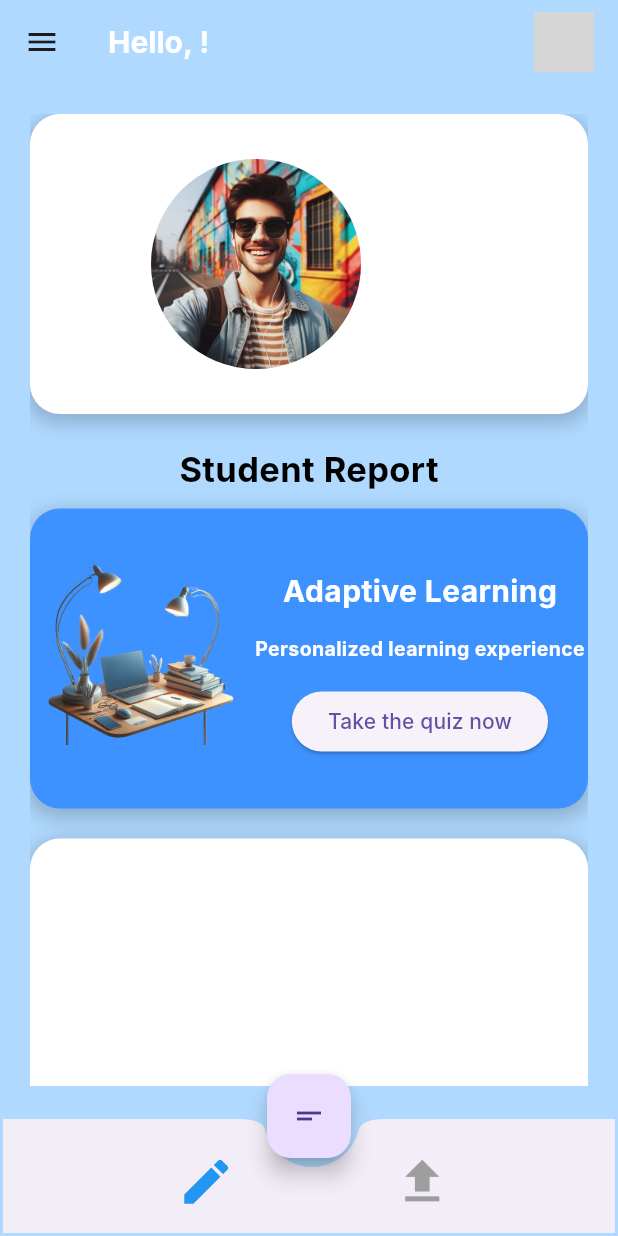
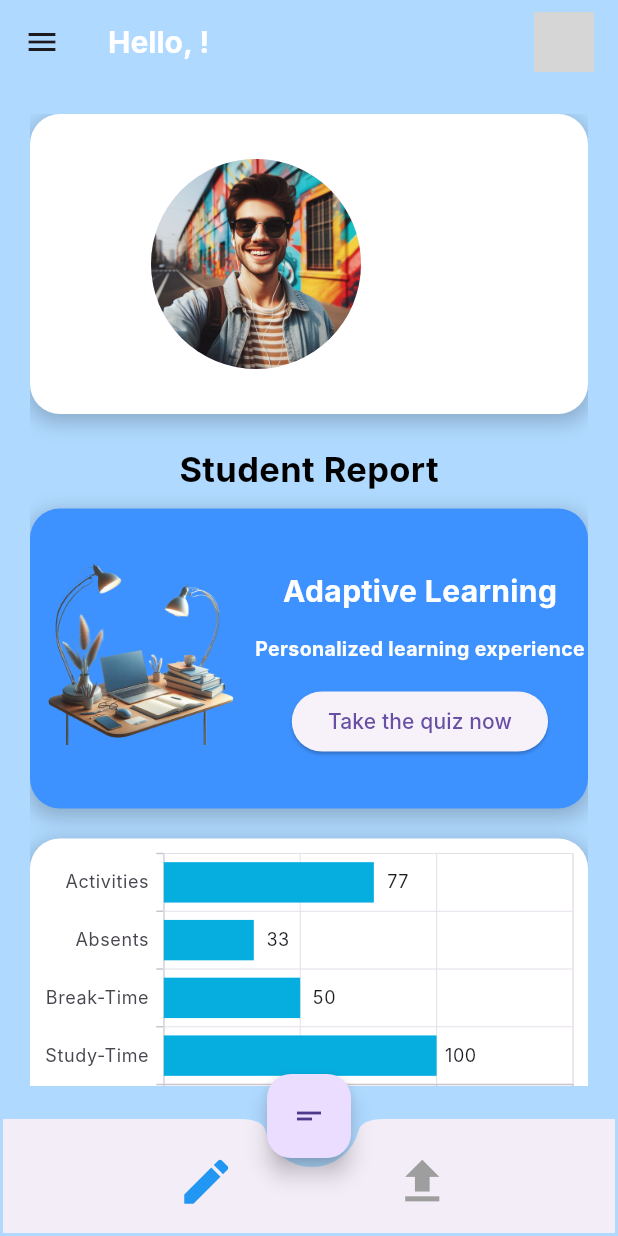
Before and after one commit to rushabhkhandhar/Devopia-Overloadoblivion, a Flutter app: the StudentHomepage screen opened directly, on a phone screen of 412 x 824 dp. Run offline on Flutter 3.47's test engine with Material 3 defaults, Android fonts, the phone set to English and light mode, and no system bars; our stand-ins replace animated_splash_screen, cloud_firestore, dash_chat_2, dio, file_picker, firebase_auth and 4 more; accounts and stored records are empty; network calls fail; Roboto replaces fonts that are missing (Inter); grey boxes are pictures that could not be loaded.

Commit message:
Updating homepage

```diff
--- a/lib/screens/adaptive_learning.dart
+++ b/lib/screens/adaptive_learning.dart
@@ -4,12 +4,6 @@ class Question {
   final List<String> incorrectAnswers;
 
   Question(this.question, this.correctAnswer, this.incorrectAnswers);
-}
-
-enum QuestionDifficulty {
-  EASY,
-  MEDIUM,
-  HARD,
 }
 
 class QuestionManager {
@@ -20,20 +14,13 @@ class QuestionManager {
   int correctStreak = 0;
   int numCorrectAnswers = 0;
   int numIncorrectAnswers = 0;
+  int currentQuestionIndex = 0;
 
   QuestionManager(this.easyQuestions, this.mediumQuestions, this.hardQuestions);
 
-  Question getNextQuestion() {
-    if (correctStreak >= 3) {
-      increaseDifficulty();
-    } else if (correctStreak < 0) {
-      decreaseDifficulty();
-    }
-    correctStreak = 0; // Reset streak after each question
-
+  Question getCurrentQuestion() {
     final questions = getQuestionsForDifficulty(currentDifficulty);
-    final questionMap = questions['questions'][0].removeAt(0);
-
+    final questionMap = questions['questions'][0][currentQuestionIndex];
     return Question(
       questionMap['question'],
       questionMap['correct_answer'],
@@ -41,8 +28,20 @@ class QuestionManager {
     );
   }
 
-  Map<String, dynamic> getQuestionsForDifficulty(
-      QuestionDifficulty difficulty) {
+  void getNextQuestion() {
+    currentQuestionIndex++;
+    if (currentQuestionIndex >= getQuestionsForDifficulty(currentDifficulty)['questions'][0].length) {
+      currentQuestionIndex = 0;
+      if (correctStreak >= 3) {
+        increaseDifficulty();
+      } else if (correctStreak < 0) {
+        decreaseDifficulty();
+      }
+      correctStreak = 0;
+    }
+  }
+
+  Map<String, dynamic> getQuestionsForDifficulty(QuestionDifficulty difficulty) {
     switch (difficulty) {
       case QuestionDifficulty.EASY:
         return easyQuestions;
@@ -53,6 +52,12 @@ class QuestionManager {
       default:
         throw Exception('Invalid difficulty level');
     }
+  }
+
+  int getTotalQuestions() {
+    return easyQuestions['questions'][0].length +
+        mediumQuestions['questions'][0].length +
+        hardQuestions['questions'][0].length;
   }
 
   void increaseDifficulty() {
@@ -79,3 +84,5 @@ class QuestionManager {
     numIncorrectAnswers++;
   }
 }
+
+enum QuestionDifficulty { EASY, MEDIUM, HARD, }
--- a/lib/screens/student_homepage.dart
+++ b/lib/screens/student_homepage.dart
@@ -10,6 +10,7 @@ import 'package:devopia_overload_oblivion/screens/adaptive_learning.dart';
 import 'package:devopia_overload_oblivion/screens/assignments.dart';
 import 'package:devopia_overload_oblivion/screens/results.dart';
 import 'package:devopia_overload_oblivion/screens/short_answer_screen.dart';
+import 'package:devopia_overload_oblivion/screens/student_home2.dart';
 import 'package:firebase_auth/firebase_auth.dart';
 import 'package:firebase_core/firebase_core.dart';
 import 'package:flutter/material.dart';
@@ -19,6 +20,8 @@ import 'package:devopia_overload_oblivion/screens/quiz_play.dart';
 import 'package:devopia_overload_oblivion/screens/user_type_selec.dart';
 import 'package:provider/provider.dart';
 import 'package:syncfusion_flutter_charts/charts.dart';
+
+
 
 class StudentHomepage extends StatefulWidget {
   const StudentHomepage({super.key});
@@ -52,6 +55,28 @@ class _StudentHomepageState extends State<StudentHomepage> {
       85,
     ),
   ];
+  final List<ChartData> chartData2 = [
+    ChartData('Study-Time', 100),
+    ChartData(
+      'Break-Time',
+      50,
+    ),
+    ChartData(
+      'Absents',
+      33,
+    ),
+    ChartData(
+      'Activities',
+      77,
+    ),
+  ];
+
+List<ChartData> _chartData2 = [
+  ChartData('Jan', 30),
+  ChartData('Feb', 40),
+  ChartData('Mar', 25),
+  ChartData('Apr', 50),
+];
 
   Widget quizList() {
     return SingleChildScrollView(
@@ -253,6 +278,34 @@ class _StudentHomepageState extends State<StudentHomepage> {
               height: 2,
             ),
             ListTile(
+            onTap:(){
+              Navigator.push(context, MaterialPageRoute(builder: (context)=>StudentHomepage()));
+            },
+            selectedColor: Theme.of(context).primaryColor,
+            selected: true,
+            contentPadding: const EdgeInsets.symmetric(horizontal: 20, vertical: 5),
+            leading: const Icon(Icons.group),
+            title: const Text("Dashboard",style:TextStyle(color: Colors.black)),
+
+
+
+          ),
+            ListTile(
+            onTap:(){
+              Navigator.push(context, MaterialPageRoute(builder: (context)=>HomePage2()));
+            },
+            selectedColor: Theme.of(context).primaryColor,
+            selected: true,
+            contentPadding: const EdgeInsets.symmetric(horizontal: 20, vertical: 5),
+            leading: const Icon(Icons.group),
+            title: const Text("Homepage",style:TextStyle(color: Colors.black)),
+
+
+
+          ),
+
+
+            ListTile(
               onTap: () async {
                 showDialog(
                     barrierDismissible: false,
@@ -448,9 +501,9 @@ class _StudentHomepageState extends State<StudentHomepage> {
               SizedBox(
                 height: 20,
               ),
-              Container(
+             Container(
                 decoration: BoxDecoration(
-                  color: Color.fromARGB(255, 255, 255, 255),
+                  color: Colors.white,
                   borderRadius: BorderRadius.circular(20),
                   boxShadow: [
                     BoxShadow(
@@ -463,6 +516,17 @@ class _StudentHomepageState extends State<StudentHomepage> {
                 ),
                 width: MediaQuery.of(context).size.width - 10,
                 height: 200,
+                child: SfCartesianChart(
+                  primaryXAxis: CategoryAxis(),
+                  series: <BarSeries<ChartData, String>>[
+                    BarSeries<ChartData, String>(
+                      dataSource: chartData2,
+                      xValueMapper: (ChartData sales, _) => sales.x,
+                      yValueMapper: (ChartData sales, _) => sales.y,
+                      dataLabelSettings: DataLabelSettings(isVisible: true),
+                    )
+                  ],
+                ),
               ),
               SizedBox(
                 height: 20,
@@ -624,7 +688,7 @@ class QuizTile extends StatelessWidget {
             ],
           ),
         ),
-      ),
-    );
-  }
+     ),
+);
 }
+}
```
Also changed, not shown: lib/screens/ai_generated_quiz_input.dart (+22 -31 lines), lib/screens/student_home2.dart (added, +276 -0 lines).
